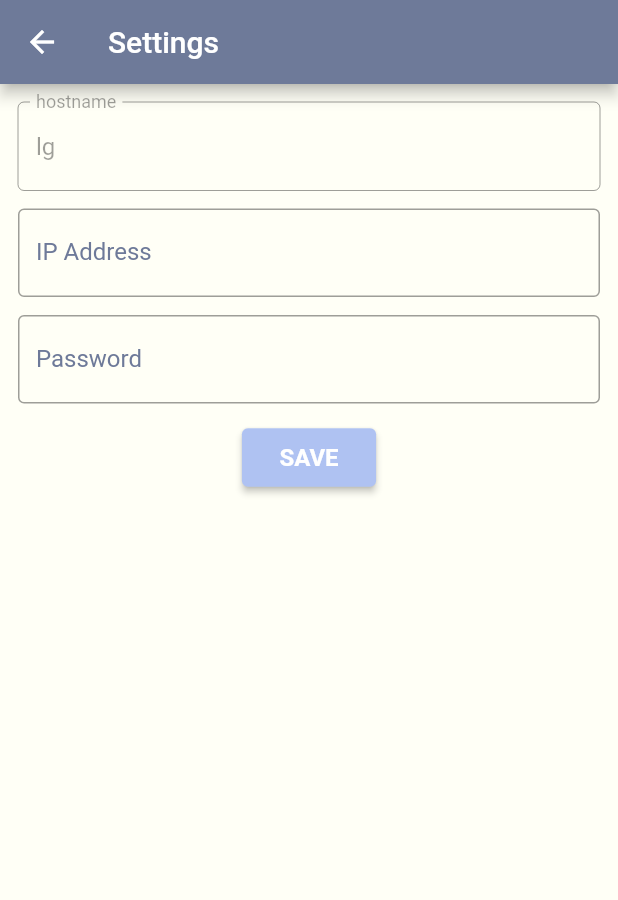
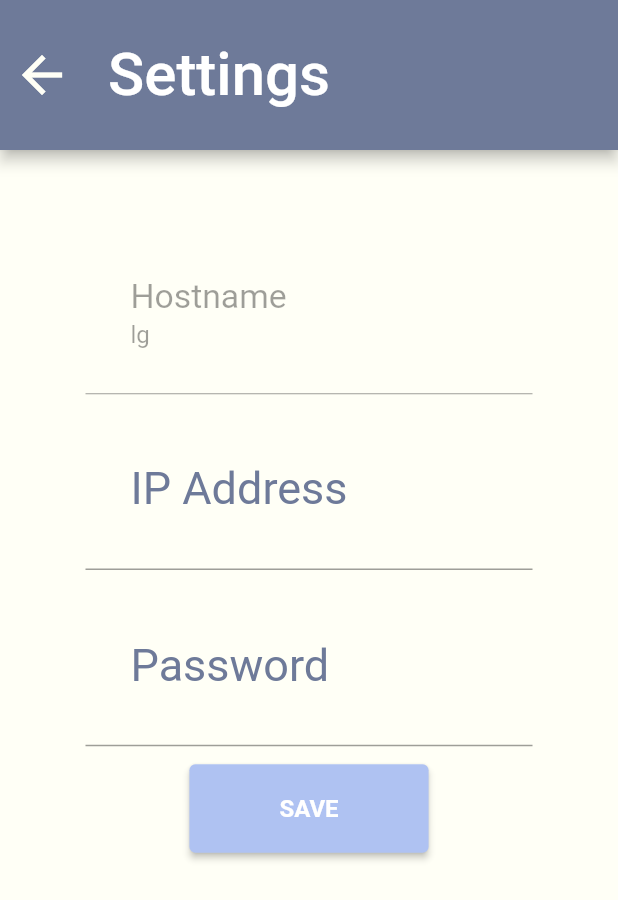
Before and after one commit to LiquidGalaxyLAB/BIM-Liquid-Galaxy-Visualizer, a Flutter app: the screen it shows after launch, after a tap on the "settings" icon, on a phone screen of 412 x 824 dp. Shown: the top 900 px of the screen. Run offline on Flutter 3.47's test engine with Material 2 defaults, Android fonts, the phone set to English and light mode, and no system bars; our stand-ins replace another_flushbar, bloc, dartz, equatable, flutter_bloc, shared_preferences; missing offline and left inert: dartssh2.

Commit message:
scaling widgets size

```diff
--- a/bim_visualizer_flutter/lib/presentation/pages/home.dart
+++ b/bim_visualizer_flutter/lib/presentation/pages/home.dart
@@ -7,6 +7,7 @@ import 'package:bim_visualizer_flutter/data/models/server_model.dart';
 import 'package:shared_preferences/shared_preferences.dart';
 import 'package:bim_visualizer_flutter/constants.dart';
 import 'package:flutter_bloc/flutter_bloc.dart';
+import 'package:another_flushbar/flushbar.dart';
 import 'package:dartssh2/dartssh2.dart';
 import 'package:flutter/material.dart';
 
@@ -47,24 +48,31 @@ class _HomeState extends State<Home> {
               ),
             ],
             child: Scaffold(
-              appBar: AppBar(
+              appBar: PreferredSize(
+                preferredSize: const Size.fromHeight(100.0),
+                child: AppBar(
+                  toolbarHeight: 100.0,
                   backgroundColor: secondaryColor,
-                title: const Text(
+                  title:  const Text(
                     'LG BIM Visualizer',
-                  style: TextStyle(color: primaryColor)
+                    style: TextStyle(fontSize: 40, color: primaryColor)
                   ),
                   elevation: 0,
                   actions: <Widget>[
-                  IconButton(
+                    SizedBox(
+                      child: IconButton(
                         padding: EdgeInsets.zero,
-                    icon: const Icon(Icons.refresh, color: primaryColor),
+                        icon: const Icon(Icons.refresh, size: 40.0, color: primaryColor),
                         onPressed: () {
                           if (connected) client.close();
                           _galaxyBloc.add(GalaxyConnect(server, 22));
                         },
+                      )
                     ),
-                  IconButton(
-                    icon: const Icon(Icons.settings, color: primaryColor),
+                    SizedBox(
+                      width: 100.0,
+                      child: IconButton(
+                        icon: const Icon(Icons.settings, size: 40.0, color: primaryColor),
                         onPressed: () {
                           Navigator.push(
                             context,
@@ -76,8 +84,10 @@ class _HomeState extends State<Home> {
                             )
                           );
                         },
+                      )
                     ),
                   ],
+                )
               ),
               body: Column(
                 children: <Widget>[
@@ -88,16 +98,23 @@ class _HomeState extends State<Home> {
                         client = state.client;
                       } else if (state is GalaxyConnectFailure) {
                         connected = false;
-                        ScaffoldMessenger.of(context).showSnackBar(
-                           SnackBar(
-                            content: Text(state.error),
+                        Flushbar(
                           backgroundColor: errorColor,
-                          )
-                        );
+                          title: "Something goes wrong",
+                          isDismissible: true,
+                          flushbarStyle: FlushbarStyle.GROUNDED,
+                          titleSize: 26.0,
+                          message: state.error,
+                          messageSize: 22.0,
+                          duration: const Duration(seconds: 5),
+                          flushbarPosition: FlushbarPosition.TOP
+                        ).show(context);
                       }
                     },
                     builder: (blocContext, state) {
-                      return Card(
+                      return SizedBox(
+                        height: 100.0,
+                        child: Card(
                           color: secondaryColor,
                           margin: EdgeInsets.zero,
                           shape: RoundedRectangleBorder(
@@ -114,24 +131,45 @@ class _HomeState extends State<Home> {
                               }
                             },
                             builder: (context, state) {
-                            return ListTile(
-                              leading: Chip(
+                              return Row(
+                                children: <Widget>[
+                                  Padding(
+                                    padding: const EdgeInsets.only(left: 20.0),
+                                    child: Align(
+                                      alignment: Alignment.centerLeft,
+                                      child: Chip(
                                         label: Text(
                                           connected ? 'Connected' : 'Disconnected',
-                                  style: const TextStyle(color: primaryColor)
+                                          style: const TextStyle(fontSize: 22.0, color: primaryColor)
                                         ),
                                         backgroundColor: connected ? successColor : errorColor
+                                      )
+                                    )
                                   ),
-                              title: Text(
+                                  Column(
+                                    crossAxisAlignment: CrossAxisAlignment.start,
+                                    mainAxisAlignment: MainAxisAlignment.center,
+                                    children: <Widget>[
+                                      Padding(
+                                        padding: const EdgeInsets.only(left: 20.0),
+                                        child: Text(
                                           'Hostname: ' + server.hostname!,
-                                style: const TextStyle(color: primaryColor)
+                                          style: const TextStyle(fontSize: 24.0, color: primaryColor)
                                         ),
-                              subtitle: Text(
+                                      ),
+                                      Padding(
+                                        padding: const EdgeInsets.only(left: 20.0),
+                                        child: Text(
                                           'Address: ' + server.ipAddress!,
-                                style: const TextStyle(color: primaryColor)
+                                          style: const TextStyle(fontSize: 20.0, color: primaryColor)
                                         )
+                                      ),
+                                    ]
+                                  )
+                                ]
                               );
                             },
+                          )
                         )
                       );
                     }
--- a/bim_visualizer_flutter/lib/presentation/pages/settings.dart
+++ b/bim_visualizer_flutter/lib/presentation/pages/settings.dart
@@ -19,9 +19,20 @@ class Settings extends StatelessWidget {
     return WillPopScope(
         onWillPop: () async => true,
         child: Scaffold(
-          appBar: AppBar(
+          appBar: PreferredSize(
+            preferredSize: const Size.fromHeight(100.0),
+            child: AppBar(
+              leading: IconButton(
+                color: primaryColor,
+                icon: const Icon(Icons.arrow_back, size: 40.0),
+                onPressed: () => {
+                  Navigator.pop(context)
+                },
+              ),
+              toolbarHeight: 100.0,
               backgroundColor: secondaryColor,
-            title: const Text('Settings'),
+              title: const Text('Settings', style: TextStyle(fontSize: 40)),
+            )
           ),
           body: SingleChildScrollView(
             child: Form(
@@ -36,14 +47,17 @@ class Settings extends StatelessWidget {
   Widget _buildForm(context, hostname, ipAddress, password) {
     return Padding(
       padding: const EdgeInsets.all(12.0),
+      child: Padding(
+        padding: const EdgeInsets.all(45.0),
         child: Column(
           children: <Widget>[
             TextFormField(
               initialValue: hostname,
               decoration: const InputDecoration(
+                contentPadding: EdgeInsets.all(30.0),
                 enabled: false,
-              labelText: 'hostname',
-              border: OutlineInputBorder()
+                labelText: 'Hostname',
+                labelStyle: TextStyle(fontSize: 30.0)
               )
             ),
             const SizedBox(height: 12),
@@ -51,12 +65,12 @@ class Settings extends StatelessWidget {
               initialValue: server.ipAddress != '' ? server.ipAddress : '',
               cursorColor: secondaryColor,
               decoration: const InputDecoration(
+                contentPadding: EdgeInsets.all(30.0),
                 labelText: 'IP Address',
-              border: OutlineInputBorder(),
-              labelStyle: TextStyle(color: secondaryColor),
+                labelStyle: TextStyle(fontSize: 30.0, color: secondaryColor),
                 focusedBorder: OutlineInputBorder(
                   borderSide:  BorderSide(color: secondaryColor),
-              ),
+                )
               ),
               onChanged: (value) => ipAddress = value,
             ),
@@ -66,12 +80,12 @@ class Settings extends StatelessWidget {
               initialValue: server.password != '' ? server.password : '',
               cursorColor: secondaryColor,
               decoration: const InputDecoration(
+                contentPadding: EdgeInsets.all(30.0),
                 labelText: 'Password',
-              border: OutlineInputBorder(),
-              labelStyle: TextStyle(color: secondaryColor),
+                labelStyle: TextStyle(fontSize: 30.0, color: secondaryColor),
                 focusedBorder: OutlineInputBorder(
                   borderSide:  BorderSide(color: secondaryColor),
-              ),
+                )
               ),
               onChanged: (value) => password = value,
             ),
@@ -80,7 +94,7 @@ class Settings extends StatelessWidget {
               child: const Text('SAVE'),
               style: ElevatedButton.styleFrom(
                 primary: accentColor,
-              padding: const EdgeInsets.symmetric(horizontal: 25, vertical: 10),
+                padding: const EdgeInsets.symmetric(horizontal: 60, vertical: 20),
                 textStyle: const TextStyle(
                   fontSize: 16,
                   fontWeight: FontWeight.bold
@@ -103,6 +117,7 @@ class Settings extends StatelessWidget {
             )
           ]
         )
+      )
     );
   }
 }
--- a/bim_visualizer_flutter/pubspec.yaml
+++ b/bim_visualizer_flutter/pubspec.yaml
@@ -39,6 +39,7 @@ dependencies:
   equatable: ^2.0.3
   dartssh2: ^2.7.1
   dartz: ^0.10.1
+  another_flushbar: ^1.10.29
 
 dev_dependencies:
   flutter_test:
```
Also changed, not shown: bim_visualizer_flutter/pubspec.lock, 1 other file. Lines whose indentation alone changed are shown as unchanged.
